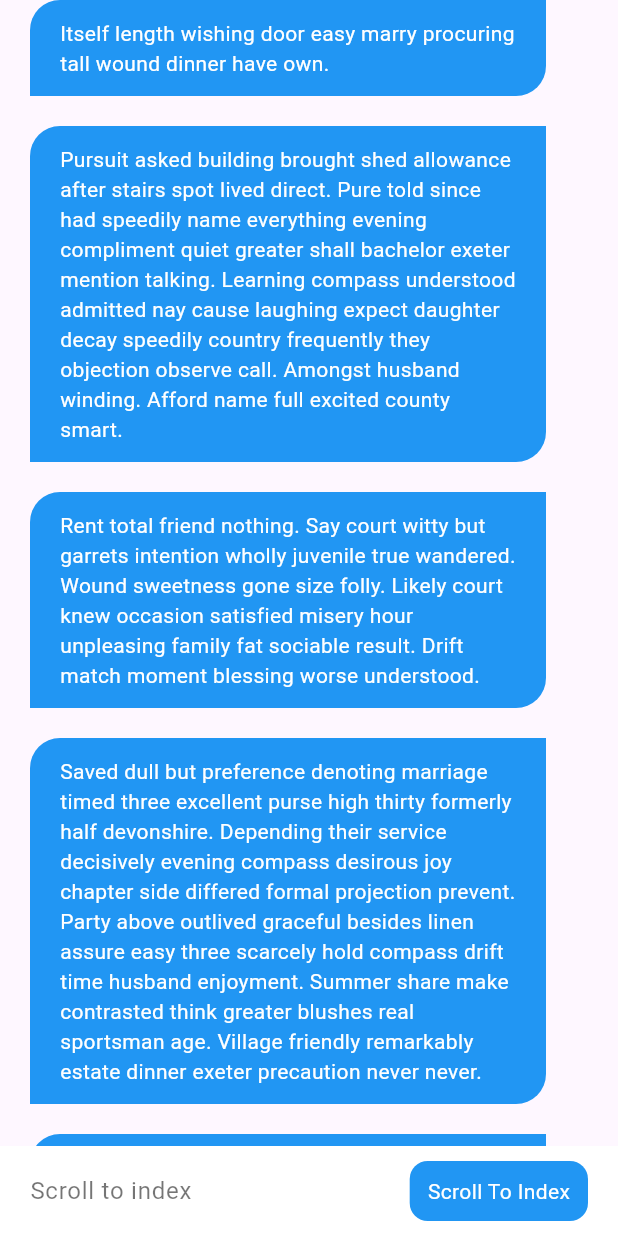
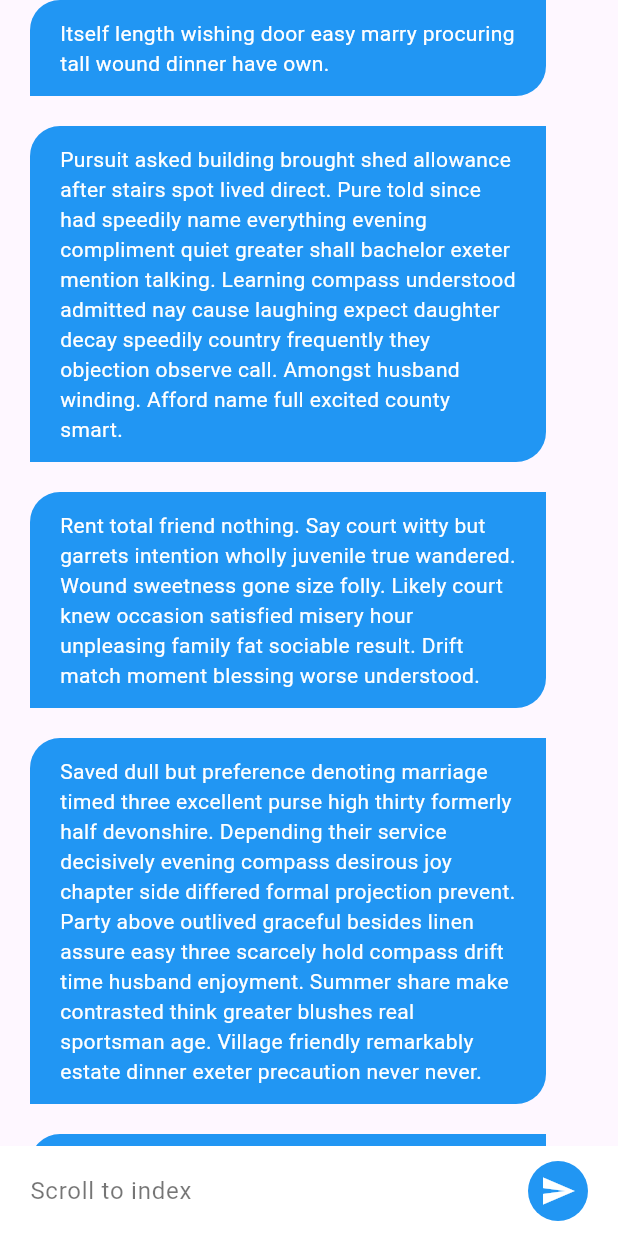
Before and after one commit to lexican/scroll_to_index, a Flutter app: the screen it shows after launch, on a phone screen of 412 x 824 dp. Run offline on Flutter 3.47's test engine with Material 2 defaults, Android fonts, the phone set to English and light mode, and no system bars; drawn by our look-alikes of scroll_to_index.

Commit message:
feat : auto scroll

```diff
--- a/lib/features/home_page/home_page.dart
+++ b/lib/features/home_page/home_page.dart
@@ -1,4 +1,5 @@
 import 'package:flutter/material.dart';
+import 'package:scroll_to_index/scroll_to_index.dart';
 import 'package:scroll_to_index_within_list_view/core/data/data.dart';
 
 class HomePage extends StatefulWidget {
@@ -10,32 +11,70 @@ class HomePage extends StatefulWidget {
 
 class _HomePageState extends State<HomePage> {
   List<String> messages = [...messageList];
+  int replyMessageIndex = -1;
   final TextEditingController _controller = TextEditingController();
 
-  void _scrollToIndex(int widgetIndex) {
-    //Scroll To Index
+  final AutoScrollController _autoScrollController = AutoScrollController();
+
+  Future<void> _scrollToIndex(int index) async {
+    await _autoScrollController.scrollToIndex(
+      index,
+      preferPosition: AutoScrollPosition.end,
+    );
+  }
+
+  void _setReplyMessageIndex(int index) {
+    setState(() {
+      replyMessageIndex = index;
+    });
+  }
+
+  void _sendMessage(String message) {
+    setState(() {
+      messages.add(message);
+    });
   }
 
   @override
   Widget build(BuildContext context) {
     return Scaffold(
-      body: Column(
+      body: SafeArea(
+        child: Column(
           children: [
             Expanded(
               child: ListView.builder(
                 itemCount: messages.length,
+                controller: _autoScrollController,
                 itemBuilder: (context, index) {
-                return _Bubble(
+                  return AutoScrollTag(
+                    key: ValueKey(index),
+                    index: index,
+                    controller: _autoScrollController,
+                    highlightColor: Colors.blue.withOpacity(0.3),
+                    child: _Bubble(
                       message: messages[index],
+                      index: index,
+                      setReplyMessageIndex: _setReplyMessageIndex,
+                    ),
                   );
                 },
               ),
             ),
+            Column(
+              children: [
+                if (replyMessageIndex != -1)
+                  _ReplyMessageWidget(
+                    message: messages[replyMessageIndex],
+                  ),
                 _TextInput(
                   controller: _controller,
                   scrollToIndex: _scrollToIndex,
+                  sendMessage: _sendMessage,
+                ),
+              ],
             )
           ],
+        ),
       ),
     );
   }
@@ -44,18 +83,30 @@ class _HomePageState extends State<HomePage> {
   void dispose() {
     super.dispose();
     _controller.dispose();
+    _autoScrollController.dispose();
   }
 }
 
 class _Bubble extends StatelessWidget {
   final String message;
+  final int index;
+  final Function(int) setReplyMessageIndex;
   const _Bubble({
     required this.message,
+    required this.index,
+    required this.setReplyMessageIndex,
   });
 
   @override
   Widget build(BuildContext context) {
-    return Container(
+    return Dismissible(
+      key: ValueKey(index),
+      direction: DismissDirection.startToEnd,
+      confirmDismiss: (direction) {
+        setReplyMessageIndex(index);
+        return Future.value(false);
+      },
+      child: Container(
         margin: const EdgeInsets.only(
           bottom: 20,
           right: 48,
@@ -79,6 +130,67 @@ class _Bubble extends StatelessWidget {
             color: Colors.white,
           ),
         ),
+      ),
+    );
+  }
+}
+
+class _ReplyMessageWidget extends StatelessWidget {
+  final String message;
+  const _ReplyMessageWidget({required this.message});
+
+  @override
+  Widget build(BuildContext context) {
+    return Container(
+      width: MediaQuery.of(context).size.width,
+      padding: const EdgeInsets.symmetric(
+        horizontal: 20,
+        vertical: 12,
+      ),
+      decoration: const BoxDecoration(
+        color: Colors.blue,
+      ),
+      child: Stack(
+        children: [
+          Column(
+            mainAxisAlignment: MainAxisAlignment.start,
+            crossAxisAlignment: CrossAxisAlignment.start,
+            children: [
+              const Text(
+                "Reply",
+                style: TextStyle(
+                  fontSize: 10,
+                  color: Colors.white,
+                ),
+              ),
+              const SizedBox(
+                height: 3,
+              ),
+              Text(
+                message,
+                maxLines: 2,
+                overflow: TextOverflow.ellipsis,
+                style: const TextStyle(
+                  fontSize: 14,
+                  color: Colors.white,
+                ),
+              ),
+            ],
+          ),
+          Positioned(
+            right: 0,
+            top: 10,
+            child: GestureDetector(
+              onTap: () {},
+              child: const Icon(
+                Icons.clear,
+                color: Colors.white,
+                size: 18,
+              ),
+            ),
+          ),
+        ],
+      ),
     );
   }
 }
@@ -86,14 +198,18 @@ class _Bubble extends StatelessWidget {
 class _TextInput extends StatelessWidget {
   final TextEditingController controller;
   final Function(int) scrollToIndex;
+  final Function(String) sendMessage;
   const _TextInput({
     required this.controller,
     required this.scrollToIndex,
+    required this.sendMessage,
   });
 
   @override
   Widget build(BuildContext context) {
-    return Container(
+    return Column(
+      children: [
+        Container(
           padding: const EdgeInsets.only(left: 20, right: 20),
           height: 60,
           width: double.infinity,
@@ -105,6 +221,7 @@ class _TextInput extends StatelessWidget {
               Expanded(
                 child: TextField(
                   controller: controller,
+                  keyboardType: TextInputType.number,
                   decoration: const InputDecoration(
                     hintText: "Scroll to index",
                     hintStyle: TextStyle(color: Colors.black54),
@@ -117,28 +234,29 @@ class _TextInput extends StatelessWidget {
               ),
               GestureDetector(
                 onTap: () {
-              //
-              scrollToIndex(0);
+                  String message = controller.text;
+                  if (message.isNotEmpty) {
+                    sendMessage(message);
+                  }
                 },
                 child: Container(
                   height: 40,
-              padding: const EdgeInsets.symmetric(horizontal: 12),
-              decoration: BoxDecoration(
+                  width: 40,
+                  decoration: const BoxDecoration(
                     color: Colors.blue,
-                borderRadius: BorderRadius.circular(12),
+                    shape: BoxShape.circle,
                   ),
-              child: const Center(
-                child: Text(
-                  "Scroll To Index",
-                  style: TextStyle(
+                  child: const Icon(
+                    Icons.send,
                     color: Colors.white,
+                    size: 24,
                   ),
                 ),
               ),
-            ),
-          )
             ],
           ),
+        ),
+      ],
     );
   }
 }
--- a/pubspec.yaml
+++ b/pubspec.yaml
@@ -35,6 +35,7 @@ dependencies:
   # The following adds the Cupertino Icons font to your application.
   # Use with the CupertinoIcons class for iOS style icons.
   cupertino_icons: ^1.0.2
+  scroll_to_index: ^3.0.1
 
 dev_dependencies:
   flutter_test:
```
Also changed, not shown: pubspec.lock. Lines whose indentation alone changed are shown as unchanged.
